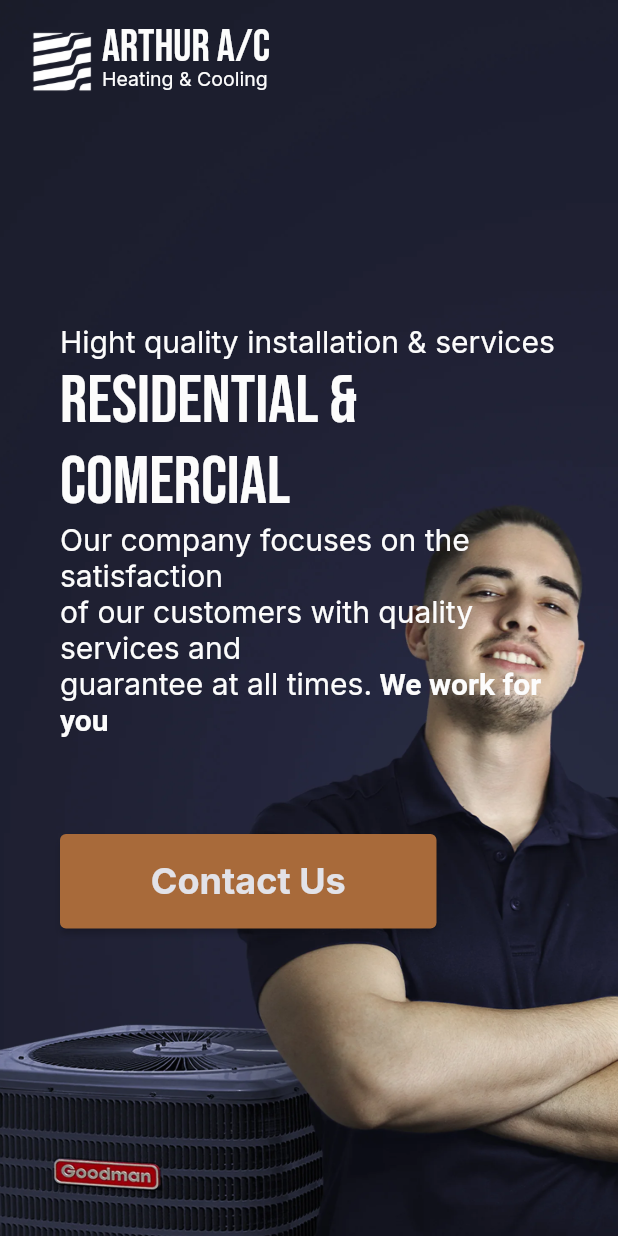
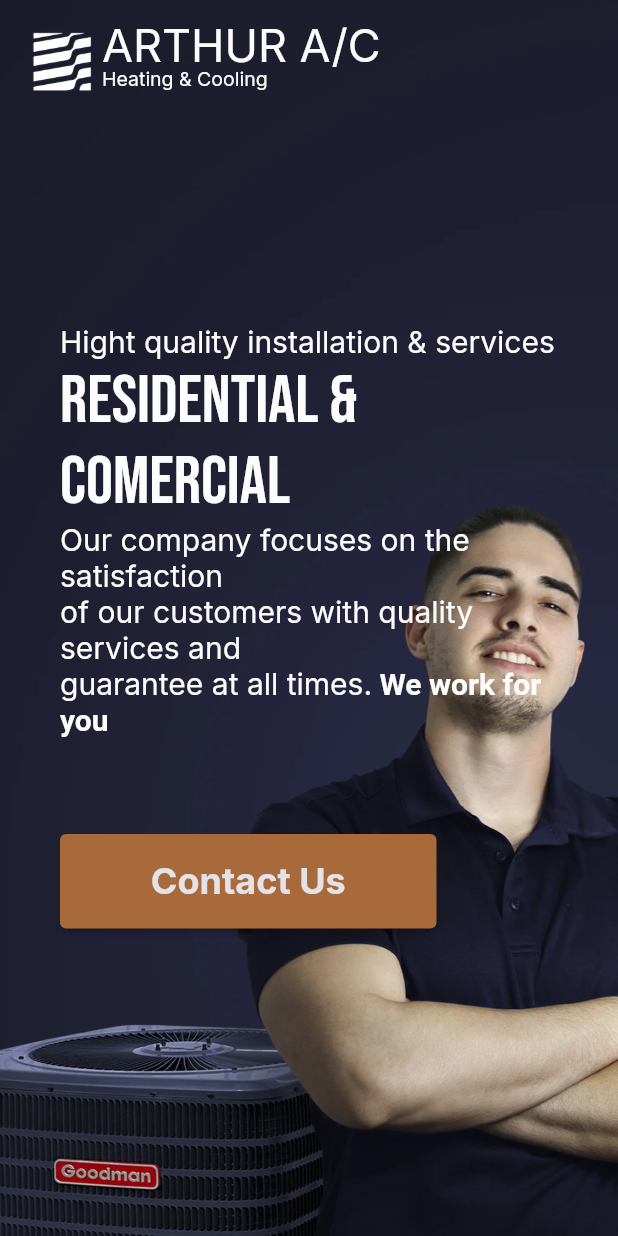
Before and after one commit to rogerordaz1/Arthur-CA, a Flutter app: the screen it shows after launch, on a phone screen of 412 x 824 dp. Run offline on Flutter 3.47's test engine with Material 2 defaults, Android fonts, the phone set to English and light mode, and no system bars; our stand-ins replace bloc, carousel_slider, equatable, flutter_bloc, get_it, google_fonts and 1 more; missing offline and left inert: easy_image_viewer.

Commit message:
pequenos  detalles

```diff
--- a/lib/features/homePage/presentation/widgets/components/custom_navbar.dart
+++ b/lib/features/homePage/presentation/widgets/components/custom_navbar.dart
@@ -51,7 +51,7 @@ class CustomNavBar extends StatelessWidget {
                   ),
                   child: Text(
                     'ARTHUR A/C',
-                    style: GoogleFonts.bebasNeue(
+                    style: GoogleFonts.inter(
                       textStyle: TextStyle(
                         color: const Color(0xFFFCFCFC),
                         fontSize: ResponsiveValue(context,
```
